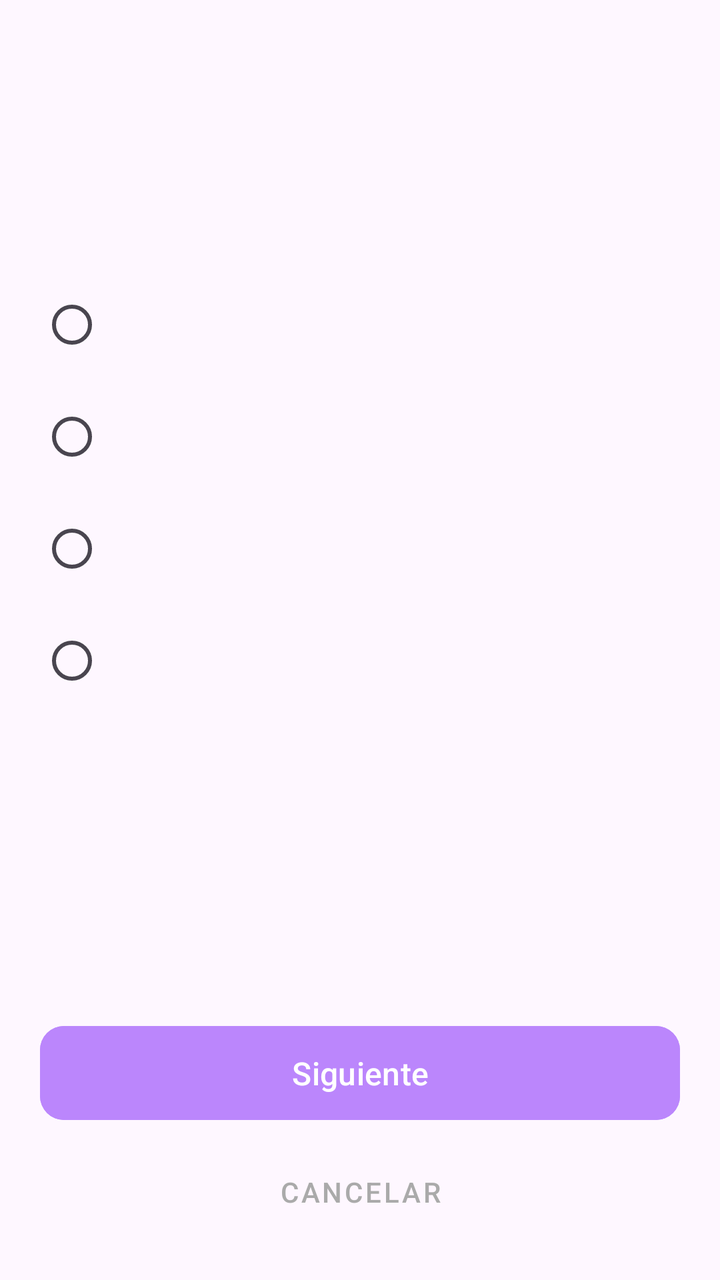
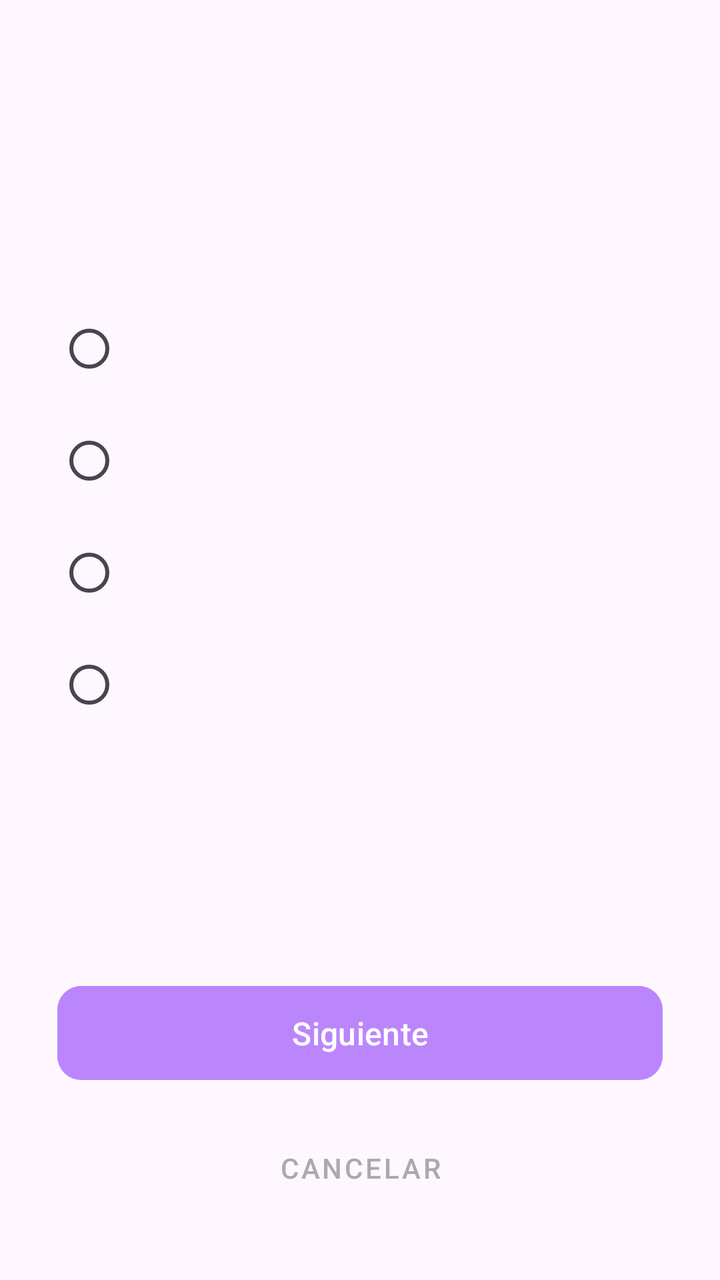

Two renders of the same Android screen: before a commit and after it. Below are the layout's source before the change and the commit's diff.
<!-- AndroidManifest.xml: application theme Theme.AprendeAprueba -->
<!-- res/layout/fragment_realizar_tipo_test.xml -->
<?xml version="1.0" encoding="utf-8"?>
<androidx.constraintlayout.widget.ConstraintLayout
    xmlns:android="http://schemas.android.com/apk/res/android"
    xmlns:app="http://schemas.android.com/apk/res-auto"
    android:layout_width="match_parent"
    android:layout_height="match_parent"
    android:padding="20dp">

    <TextView
        android:id="@+id/tvTituloTest"
        android:layout_width="0dp"
        android:layout_height="wrap_content"
        android:textColor="#FFFFFF"
        android:textSize="20sp"
        android:textStyle="bold"
        app:layout_constraintTop_toTopOf="parent"
        app:layout_constraintStart_toStartOf="parent"
        app:layout_constraintEnd_toEndOf="parent" />

    <TextView
        android:id="@+id/tvContadorPreguntas"
        android:layout_width="wrap_content"
        android:layout_height="wrap_content"
        android:layout_marginTop="8dp"
        android:textColor="#AAAAAA"
        android:textSize="13sp"
        app:layout_constraintTop_toBottomOf="@id/tvTituloTest"
        app:layout_constraintStart_toStartOf="parent" />

    <TextView
        android:id="@+id/tvEnunciado"
        android:layout_width="0dp"
        android:layout_height="wrap_content"
        android:layout_marginTop="24dp"
        android:textColor="#FFFFFF"
        android:textSize="16sp"
        app:layout_constraintTop_toBottomOf="@id/tvContadorPreguntas"
        app:layout_constraintStart_toStartOf="parent"
        app:layout_constraintEnd_toEndOf="parent" />

    <RadioGroup
        android:id="@+id/radioGroupOpciones"
        android:layout_width="0dp"
        android:layout_height="wrap_content"
        android:layout_marginTop="20dp"
        android:orientation="vertical"
        app:layout_constraintTop_toBottomOf="@id/tvEnunciado"
        app:layout_constraintStart_toStartOf="parent"
        app:layout_constraintEnd_toEndOf="parent">

        <RadioButton android:id="@+id/opcionA" android:layout_width="match_parent" android:layout_height="wrap_content" android:textColor="#FFFFFF" android:buttonTint="#BB86FC" android:paddingStart="8dp" android:layout_marginBottom="8dp" />
        <RadioButton android:id="@+id/opcionB" android:layout_width="match_parent" android:layout_height="wrap_content" android:textColor="#FFFFFF" android:buttonTint="#BB86FC" android:paddingStart="8dp" android:layout_marginBottom="8dp" />
        <RadioButton android:id="@+id/opcionC" android:layout_width="match_parent" android:layout_height="wrap_content" android:textColor="#FFFFFF" android:buttonTint="#BB86FC" android:paddingStart="8dp" android:layout_marginBottom="8dp" />
        <RadioButton android:id="@+id/opcionD" android:layout_width="match_parent" android:layout_height="wrap_content" android:textColor="#FFFFFF" android:buttonTint="#BB86FC" android:paddingStart="8dp" />

    </RadioGroup>

    <com.google.android.material.button.MaterialButton
        android:id="@+id/btnSiguiente"
        android:layout_width="0dp"
        android:layout_height="55dp"
        android:layout_marginBottom="8dp"
        android:backgroundTint="#BB86FC"
        android:text="Siguiente"
        android:textAllCaps="false"
        android:textSize="16sp"
        app:cornerRadius="12dp"
        app:layout_constraintBottom_toTopOf="@id/btnCancelarTest"
        app:layout_constraintStart_toStartOf="parent"
        app:layout_constraintEnd_toEndOf="parent" />

    <com.google.android.material.button.MaterialButton
        android:id="@+id/btnCancelarTest"
        style="@style/Widget.MaterialComponents.Button.TextButton"
        android:layout_width="match_parent"
        android:layout_height="wrap_content"
        android:text="Cancelar"
        android:textColor="#AAAAAA"
        app:layout_constraintBottom_toBottomOf="parent"
        app:layout_constraintStart_toStartOf="parent"
        app:layout_constraintEnd_toEndOf="parent" />

</androidx.constraintlayout.widget.ConstraintLayout>
<!-- resources referenced by this layout -->
<resources>
  <style name="Theme.AprendeAprueba" parent="Theme.Material3.DayNight.NoActionBar">
          <item name="colorPrimary">#A020F0</item>
          <item name="colorOnPrimary">@android:color/white</item>
  
          <item name="colorSurface">#FFFFFF</item>
          <item name="colorOnSurface">#1C1B1F</item>
          <item name="colorSurfaceVariant">#E7E0EC</item>
  
          <item name="listPopupWindowStyle">@style/Widget.Material3.PopupMenu.ListPopupWindow</item>
      </style>
</resources>

<!-- the commit's change to res/layout/fragment_realizar_tipo_test.xml (unified diff, before → after) -->
@@ -1,21 +1,34 @@
 <?xml version="1.0" encoding="utf-8"?>
-<androidx.constraintlayout.widget.ConstraintLayout
-    xmlns:android="http://schemas.android.com/apk/res/android"
+<androidx.constraintlayout.widget.ConstraintLayout xmlns:android="http://schemas.android.com/apk/res/android"
     xmlns:app="http://schemas.android.com/apk/res-auto"
     android:layout_width="match_parent"
-    android:layout_height="match_parent"
-    android:padding="20dp">
+    android:layout_height="match_parent">
+
+    <androidx.constraintlayout.widget.Guideline
+        android:id="@+id/gl_start"
+        android:layout_width="wrap_content"
+        android:layout_height="wrap_content"
+        android:orientation="vertical"
+        app:layout_constraintGuide_percent="0.08" />
+
+    <androidx.constraintlayout.widget.Guideline
+        android:id="@+id/gl_end"
+        android:layout_width="wrap_content"
+        android:layout_height="wrap_content"
+        android:orientation="vertical"
+        app:layout_constraintGuide_percent="0.92" />
 
     <TextView
         android:id="@+id/tvTituloTest"
         android:layout_width="0dp"
         android:layout_height="wrap_content"
+        android:layout_marginTop="32dp"
         android:textColor="#FFFFFF"
         android:textSize="20sp"
         android:textStyle="bold"
-        app:layout_constraintTop_toTopOf="parent"
-        app:layout_constraintStart_toStartOf="parent"
-        app:layout_constraintEnd_toEndOf="parent" />
+        app:layout_constraintEnd_toEndOf="@id/gl_end"
+        app:layout_constraintStart_toStartOf="@id/gl_start"
+        app:layout_constraintTop_toTopOf="parent" />
 
     <TextView
         android:id="@+id/tvContadorPreguntas"
@@ -24,8 +37,8 @@
         android:layout_marginTop="8dp"
         android:textColor="#AAAAAA"
         android:textSize="13sp"
-        app:layout_constraintTop_toBottomOf="@id/tvTituloTest"
-        app:layout_constraintStart_toStartOf="parent" />
+        app:layout_constraintStart_toStartOf="@id/gl_start"
+        app:layout_constraintTop_toBottomOf="@id/tvTituloTest" />
 
     <TextView
         android:id="@+id/tvEnunciado"
@@ -34,9 +47,9 @@
         android:layout_marginTop="24dp"
         android:textColor="#FFFFFF"
         android:textSize="16sp"
-        app:layout_constraintTop_toBottomOf="@id/tvContadorPreguntas"
-        app:layout_constraintStart_toStartOf="parent"
-        app:layout_constraintEnd_toEndOf="parent" />
+        app:layout_constraintEnd_toEndOf="@id/gl_end"
+        app:layout_constraintStart_toStartOf="@id/gl_start"
+        app:layout_constraintTop_toBottomOf="@id/tvContadorPreguntas" />
 
     <RadioGroup
         android:id="@+id/radioGroupOpciones"
@@ -44,14 +57,44 @@
         android:layout_height="wrap_content"
         android:layout_marginTop="20dp"
         android:orientation="vertical"
-        app:layout_constraintTop_toBottomOf="@id/tvEnunciado"
-        app:layout_constraintStart_toStartOf="parent"
-        app:layout_constraintEnd_toEndOf="parent">
+        app:layout_constraintEnd_toEndOf="@id/gl_end"
+        app:layout_constraintStart_toStartOf="@id/gl_start"
+        app:layout_constraintTop_toBottomOf="@id/tvEnunciado">
 
-        <RadioButton android:id="@+id/opcionA" android:layout_width="match_parent" android:layout_height="wrap_content" android:textColor="#FFFFFF" android:buttonTint="#BB86FC" android:paddingStart="8dp" android:layout_marginBottom="8dp" />
-        <RadioButton android:id="@+id/opcionB" android:layout_width="match_parent" android:layout_height="wrap_content" android:textColor="#FFFFFF" android:buttonTint="#BB86FC" android:paddingStart="8dp" android:layout_marginBottom="8dp" />
-        <RadioButton android:id="@+id/opcionC" android:layout_width="match_parent" android:layout_height="wrap_content" android:textColor="#FFFFFF" android:buttonTint="#BB86FC" android:paddingStart="8dp" android:layout_marginBottom="8dp" />
-        <RadioButton android:id="@+id/opcionD" android:layout_width="match_parent" android:layout_height="wrap_content" android:textColor="#FFFFFF" android:buttonTint="#BB86FC" android:paddingStart="8dp" />
+        <RadioButton
+            android:id="@+id/opcionA"
+            android:layout_width="match_parent"
+            android:layout_height="wrap_content"
+            android:layout_marginBottom="8dp"
+            android:buttonTint="#BB86FC"
+            android:paddingStart="8dp"
+            android:textColor="#FFFFFF" />
+
+        <RadioButton
+            android:id="@+id/opcionB"
+            android:layout_width="match_parent"
+            android:layout_height="wrap_content"
+            android:layout_marginBottom="8dp"
+            android:buttonTint="#BB86FC"
+            android:paddingStart="8dp"
+            android:textColor="#FFFFFF" />
+
+        <RadioButton
+            android:id="@+id/opcionC"
+            android:layout_width="match_parent"
+            android:layout_height="wrap_content"
+            android:layout_marginBottom="8dp"
+            android:buttonTint="#BB86FC"
+            android:paddingStart="8dp"
+            android:textColor="#FFFFFF" />
+
+        <RadioButton
+            android:id="@+id/opcionD"
+            android:layout_width="match_parent"
+            android:layout_height="wrap_content"
+            android:buttonTint="#BB86FC"
+            android:paddingStart="8dp"
+            android:textColor="#FFFFFF" />
 
     </RadioGroup>
 
@@ -59,25 +102,26 @@
         android:id="@+id/btnSiguiente"
         android:layout_width="0dp"
         android:layout_height="55dp"
-        android:layout_marginBottom="8dp"
+        android:layout_marginBottom="16dp"
         android:backgroundTint="#BB86FC"
         android:text="Siguiente"
         android:textAllCaps="false"
         android:textSize="16sp"
         app:cornerRadius="12dp"
         app:layout_constraintBottom_toTopOf="@id/btnCancelarTest"
-        app:layout_constraintStart_toStartOf="parent"
-        app:layout_constraintEnd_toEndOf="parent" />
+        app:layout_constraintEnd_toEndOf="@id/gl_end"
+        app:layout_constraintStart_toStartOf="@id/gl_start" />
 
     <com.google.android.material.button.MaterialButton
         android:id="@+id/btnCancelarTest"
         style="@style/Widget.MaterialComponents.Button.TextButton"
-        android:layout_width="match_parent"
+        android:layout_width="0dp"
         android:layout_height="wrap_content"
+        android:layout_marginBottom="32dp"
         android:text="Cancelar"
         android:textColor="#AAAAAA"
         app:layout_constraintBottom_toBottomOf="parent"
-        app:layout_constraintStart_toStartOf="parent"
-        app:layout_constraintEnd_toEndOf="parent" />
+        app:layout_constraintEnd_toEndOf="@id/gl_end"
+        app:layout_constraintStart_toStartOf="@id/gl_start" />
 
 </androidx.constraintlayout.widget.ConstraintLayout>
